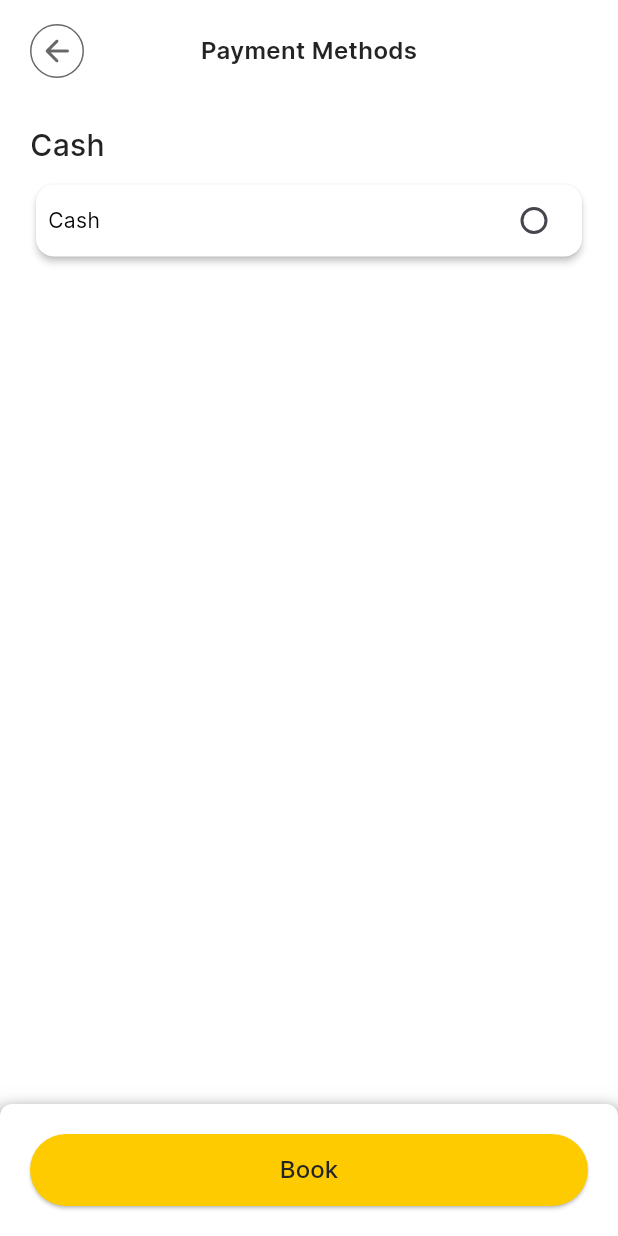
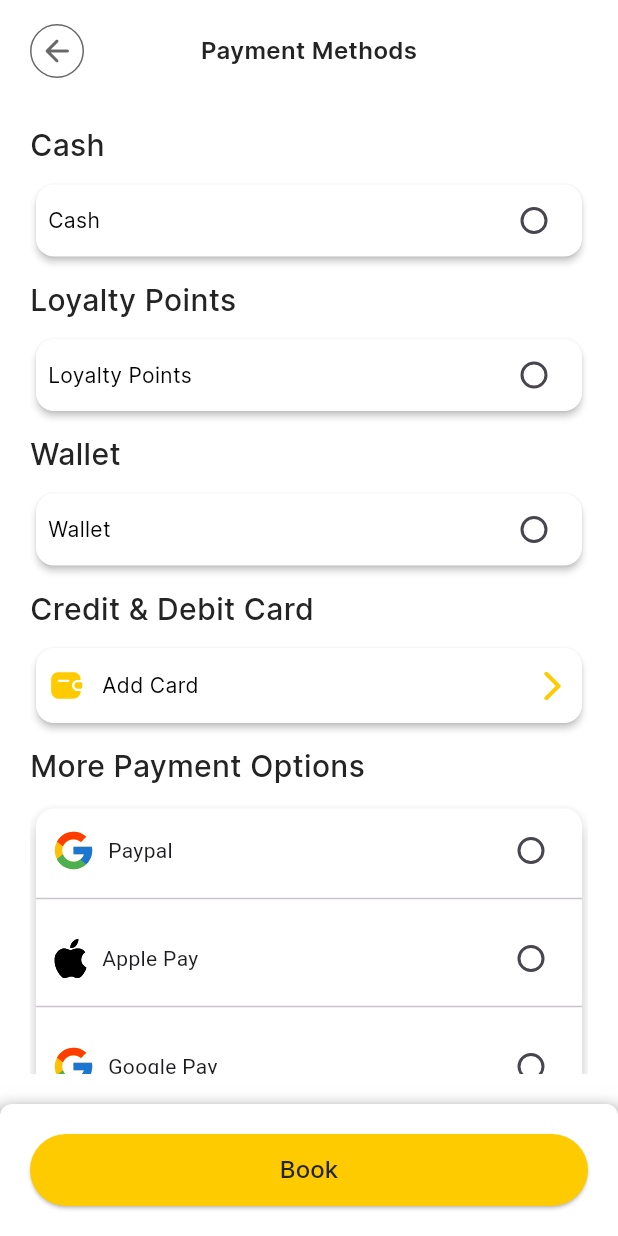
Before and after one commit to hordurhardar/taxi-customer, a Flutter app: the PaymentMethodScreen screen opened by its route, on a phone screen of 412 x 824 dp. Run offline on Flutter 3.47's test engine with Material 3 defaults, Android fonts, the phone set to English and light mode, and no system bars; our stand-ins replace cached_network_image, contacts_service, country_code_picker, device_info_plus, dotted_border, dotted_line and 18 more; missing offline and left inert: coupon_uikit, flutter_polyline_points, google_places_autocomplete_text_field; accounts and stored records are empty; generated files the repository leaves out were written again; project files that could hold a hidden picture were left out.

```diff
--- a/lib/Screens/Auth/VerifyCode/verify_code_screen.dart
+++ b/lib/Screens/Auth/VerifyCode/verify_code_screen.dart
@@ -1,4 +1,5 @@
 import 'dart:async';
+import 'dart:developer';
 
 import 'package:flutter/material.dart';
 import 'package:pin_code_fields/pin_code_fields.dart';
@@ -64,7 +65,7 @@ class _VerifyCodeScreenState extends State<VerifyCodeScreen> {
   @override
   Widget build(BuildContext context) {
     return WillPopScope(
-      onWillPop:onWillPop,
+      onWillPop: onWillPop,
       child: CustomScaffold(
         body: Padding(
           padding: const EdgeInsets.only(right: 20.0, left: 20.0),
@@ -219,6 +220,7 @@ class _VerifyCodeScreenState extends State<VerifyCodeScreen> {
                   }
                   if (context.read<AuthProvider>().getFromType ==
                       FromAuthType.fromForgotPassword) {
+                    log('verify otp from forgot-pass');
                     context.read<AuthProvider>().verifyOtpApi(
                         context: context,
                         otp: otpController.text,
@@ -226,9 +228,11 @@ class _VerifyCodeScreenState extends State<VerifyCodeScreen> {
                     return;
                   } else if (context.read<AuthProvider>().getFromType ==
                       FromAuthType.fromProfile) {
+                    log('verify otp from profile');
                     context.read<AuthProvider>().verifyOtpApiProfile(
                         context: context, otp: otpController.text);
                   }
+                  log('verify otp from general');
                   context.read<AuthProvider>().verifyOtpApiSignUp(
                       context: context,
                       otp: otpController.text,
--- a/lib/Screens/Home/BookRide/book_ride_screen.dart
+++ b/lib/Screens/Home/BookRide/book_ride_screen.dart
@@ -555,7 +555,7 @@ class _BookRideScreenState extends State<BookRideScreen> {
                                                 .toString(),
                                       );
                                 },
-                                text: AppLocalizations.of(context)!.bookMini,
+                                text: "${AppLocalizations.of(context)!.bookMini} ",
                               )),
                             ),
                           ],
--- a/lib/Screens/Home/Payment/payment_method_screen.dart
+++ b/lib/Screens/Home/Payment/payment_method_screen.dart
@@ -6,11 +6,14 @@ import 'package:taxi/CommonWidgets/text_widget.dart';
 import 'package:taxi/Providers/BookRideProvider/book_ride_provider.dart';
 import 'package:taxi/Providers/DestinationProvider/destination_provider.dart';
 import 'package:taxi/Providers/HomeProvider/home_provider.dart';
+import 'package:taxi/Screens/Home/Payment/add_card_screen.dart';
 import 'package:taxi/Utils/app_colors.dart';
 import 'package:taxi/Utils/app_images.dart';
 import 'package:taxi/Utils/helper_methods.dart';
 import 'package:flutter_gen/gen_l10n/app_localizations.dart';
 import 'package:taxi/Widgets/common_footer_widget.dart';
+import 'package:taxi/Widgets/list_tile_card_widget.dart';
+import 'package:taxi/Widgets/svg_picture.dart';
 import 'package:taxi/Widgets/toolbar.dart';
 
 class PaymentMethodScreen extends StatefulWidget {
@@ -25,8 +28,8 @@ class PaymentMethodScreen extends StatefulWidget {
 class _PaymentMethodScreenState extends State<PaymentMethodScreen> {
   List timeSlot = [
     {'label': 'Cash', 'value': 1},
-    //   {'label': 'Loyalty Points', 'value': 2},
-    //  {'label': 'Wallet', 'value': 3},
+    {'label': 'Loyalty Points', 'value': 2},
+    {'label': 'Wallet', 'value': 3},
   ];
 
   List paymentOptions = [
@@ -127,69 +130,87 @@ class _PaymentMethodScreenState extends State<PaymentMethodScreen> {
                           );
                         })),
                         heightGap(10),
-                        // TextWidget(
-                        //   text: AppLocalizations.of(context)!.creditDebitCard,
-                        //   fontSize: 20,
-                        //   color: AppColors.blackColor,
-                        //   fontWeight: FontWeight.w500,
-                        // ),
-                        // heightGap(8),
-                        // InkWell(onTap: () {
-                        //   Navigator.of(context).pushNamed(AddCardScreen.routeName);
-                        // },child: ListTileCardWidget(title: AppLocalizations.of(context)!.addCard, arrowColor: AppColors.primary,icon: AppImages.walletYellow,)),
-                        // heightGap(10),
-                        // TextWidget(
-                        //   text: AppLocalizations.of(context)!.morePaymentOptions,
-                        //   fontSize: 20,
-                        //   color: AppColors.blackColor,
-                        //   fontWeight: FontWeight.w500,
-                        // ),
-                        // heightGap(10),
-                        // Card(
-                        //   elevation: 5,
-                        //   child: Column(
-                        //       children: List.generate(paymentOptions.length, (index) {
-                        //         final item = paymentOptions[index];
-                        //         return Padding(
-                        //           padding: const EdgeInsets.only(top: 4.0,bottom: 4.0),
-                        //           child: Column(
-                        //             children: [
-                        //               Padding(
-                        //                 padding: const EdgeInsets.symmetric(horizontal: 10.0),
-                        //                 child: Row(
-                        //                   mainAxisAlignment: MainAxisAlignment.spaceBetween,
-                        //                   children: [
-                        //                     SvgPic(image: item['icon']),
-                        //                     widthGap(8),
-                        //                     Expanded(
-                        //                       child: Text(
-                        //                         (item['label']),
-                        //                         // style: Typographies.largeBodyStyle(),
-                        //                       ),
-                        //                     ),
-                        //                     Radio(
-                        //                         activeColor: AppColors.primary,
-                        //                         value: item['value'],
-                        //                         groupValue: value.paymentOptionsValue,
-                        //                         onChanged: (value) {
-                        //                           // setState(() {
-                        //                           //   _paymentOptionsValue = value!;
-                        //                           // });
-                        //                           context.read<BookRideProvider>().selectMorePaymentOptions(type: value!);
-                        //
-                        //                           context.read<BookRideProvider>().selectPaymentMethod(type: item['label']);
-                        //
-                        //                         }),
-                        //                   ],
-                        //                 ),
-                        //               ),
-                        //               if(index != paymentOptions.length - 1)
-                        //                 const Divider()
-                        //             ],
-                        //           ),
-                        //         );
-                        //       })),
-                        // ),
+                        TextWidget(
+                          text: AppLocalizations.of(context)!.creditDebitCard,
+                          fontSize: 20,
+                          color: AppColors.blackColor,
+                          fontWeight: FontWeight.w500,
+                        ),
+                        heightGap(8),
+                        InkWell(
+                            onTap: () {
+                              Navigator.of(context)
+                                  .pushNamed(AddCardScreen.routeName);
+                            },
+                            child: ListTileCardWidget(
+                              title: AppLocalizations.of(context)!.addCard,
+                              arrowColor: AppColors.primary,
+                              icon: AppImages.walletYellow,
+                            )),
+                        heightGap(10),
+                        TextWidget(
+                          text:
+                              AppLocalizations.of(context)!.morePaymentOptions,
+                          fontSize: 20,
+                          color: AppColors.blackColor,
+                          fontWeight: FontWeight.w500,
+                        ),
+                        heightGap(10),
+                        Card(
+                          elevation: 5,
+                          child: Column(
+                              children:
+                                  List.generate(paymentOptions.length, (index) {
+                            final item = paymentOptions[index];
+                            return Padding(
+                              padding:
+                                  const EdgeInsets.only(top: 4.0, bottom: 4.0),
+                              child: Column(
+                                children: [
+                                  Padding(
+                                    padding: const EdgeInsets.symmetric(
+                                        horizontal: 10.0),
+                                    child: Row(
+                                      mainAxisAlignment:
+                                          MainAxisAlignment.spaceBetween,
+                                      children: [
+                                        SvgPic(image: item['icon']),
+                                        widthGap(8),
+                                        Expanded(
+                                          child: Text(
+                                            (item['label']),
+                                            // style: Typographies.largeBodyStyle(),
+                                          ),
+                                        ),
+                                        Radio(
+                                            activeColor: AppColors.primary,
+                                            value: item['value'],
+                                            groupValue:
+                                                value.paymentOptionsValue,
+                                            onChanged: (value) {
+                                              // setState(() {
+                                              //   _paymentOptionsValue = value!;
+                                              // });
+                                              context
+                                                  .read<BookRideProvider>()
+                                                  .selectMorePaymentOptions(
+                                                      type: value!);
+
+                                              context
+                                                  .read<BookRideProvider>()
+                                                  .selectPaymentMethod(
+                                                      type: item['label']);
+                                            }),
+                                      ],
+                                    ),
+                                  ),
+                                  if (index != paymentOptions.length - 1)
+                                    const Divider()
+                                ],
+                              ),
+                            );
+                          })),
+                        ),
                       ],
                     ),
                   ),
```
Also changed, not shown: lib/Providers/AuthProvider/auth_provider.dart (+9 -7 lines), lib/Screens/Home/home_screen.dart (+38 -21 lines), lib/Screens/Profile/profile_screen.dart (+8 -9 lines), lib/Screens/Settings/setting_screen.dart (+15 -13 lines).
